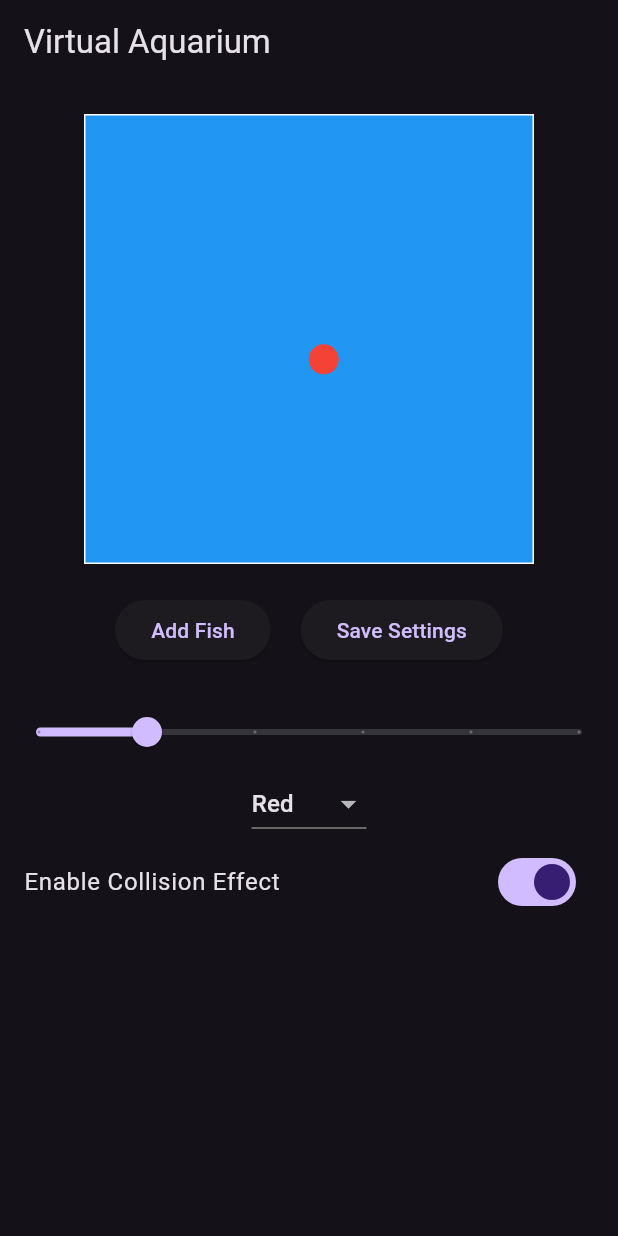
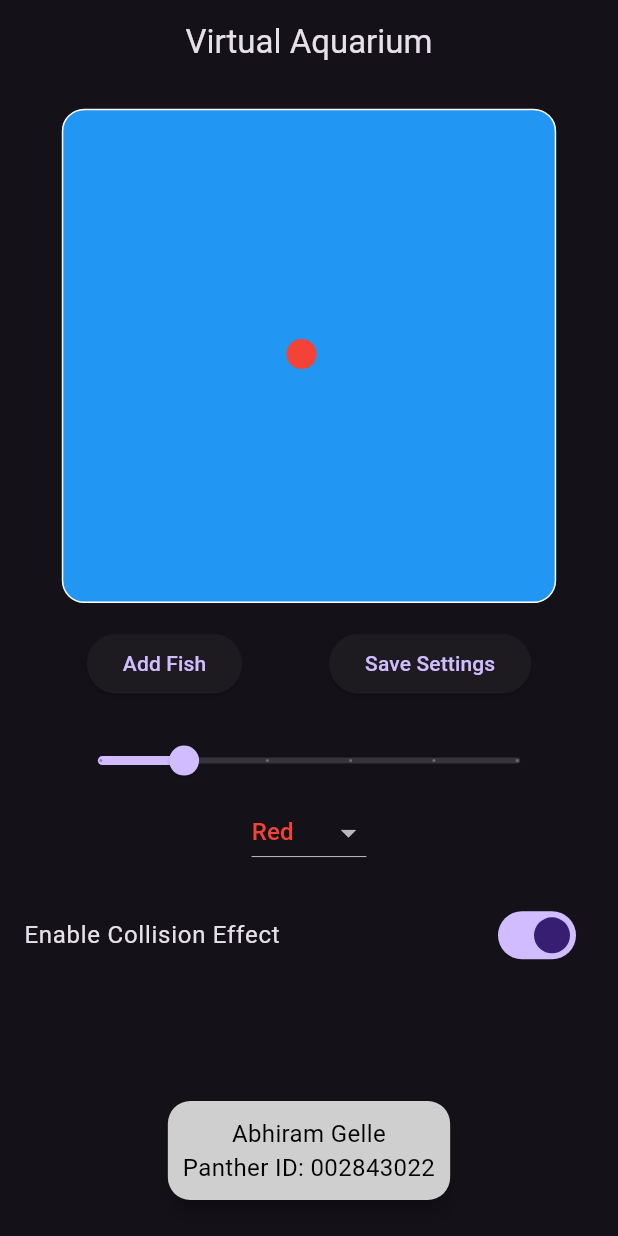
Before and after one commit to abhiramgelle1/AquariumFishTask-ClassWork05, a Flutter app: the screen it shows after launch, after a tap on "Add Fish", on a phone screen of 412 x 824 dp. Run offline on Flutter 3.47's test engine with Material 3 defaults, Android fonts, the phone set to English and light mode, and no system bars; our stand-ins replace sqflite; accounts and stored records are empty.

Commit message:
Added my pnather details and ensured databse operations

```diff
--- a/lib/aquarium.dart
+++ b/lib/aquarium.dart
@@ -1,6 +1,7 @@
 import 'package:flutter/material.dart';
 import 'dart:math';
 import 'fish.dart';
+import 'database_helper.dart'; // Import the database helper
 
 class AquariumScreen extends StatefulWidget {
   @override
@@ -16,9 +17,19 @@ class _AquariumScreenState extends State<AquariumScreen>
 
   late AnimationController _controller;
 
+  // Available color options and their names
+  final Map<Color, String> colorOptions = {
+    Colors.red: "Red",
+    Colors.green: "Green",
+    Colors.yellow: "Yellow",
+    Colors.orange: "Orange",
+    Colors.purple: "Purple"
+  };
+
   @override
   void initState() {
     super.initState();
+    _loadSavedSettings(); // Load settings from the database on startup
     _controller = AnimationController(
       duration: const Duration(seconds: 2),
       vsync: this,
@@ -32,11 +43,37 @@ class _AquariumScreenState extends State<AquariumScreen>
     super.dispose();
   }
 
+  // Function to load saved settings from the database
+  Future<void> _loadSavedSettings() async {
+    final settings = await DatabaseHelper.loadSettings();
+    setState(() {
+      selectedSpeed = settings['speed'];
+      selectedColor = Color(settings['color']); // Load saved color
+      // If the saved color is not in the dropdown options, fallback to red
+      if (!_colorInDropdown(selectedColor)) {
+        selectedColor = Colors.red;
+      }
+      int fishCount = settings['fishCount'];
+
+      // Add fish based on the saved count
+      for (int i = 0; i < fishCount; i++) {
+        fishList.add(Fish(color: selectedColor, speed: selectedSpeed));
+      }
+    });
+  }
+
+  // Save current settings to the database
+  Future<void> _saveSettings() async {
+    await DatabaseHelper.saveSettings(
+        fishList.length, selectedSpeed, selectedColor.value);
+  }
+
   // Add fish to the aquarium
   void _addFish() {
     if (fishList.length < 10) {
       setState(() {
         fishList.add(Fish(color: selectedColor, speed: selectedSpeed));
+        _saveSettings(); // Save settings when adding a fish
       });
     }
   }
@@ -76,75 +113,115 @@ class _AquariumScreenState extends State<AquariumScreen>
     }
   }
 
+  // Helper function to check if the color exists in the dropdown options
+  bool _colorInDropdown(Color color) {
+    return colorOptions.keys.contains(color);
+  }
+
   @override
   Widget build(BuildContext context) {
+    // Get screen size for responsiveness
+    double screenWidth = MediaQuery.of(context).size.width;
+    double screenHeight = MediaQuery.of(context).size.height;
+
     return Scaffold(
       appBar: AppBar(
-        title: Text('Virtual Aquarium'),
+        title: Center(
+          child: Text('Virtual Aquarium'),
         ),
-      body: Column(
+      ),
+      body: Stack(
         children: [
-          SizedBox(height: 20),
+          Column(
+            children: [
+              SizedBox(
+                  height: screenHeight * 0.02), // Responsive space at the top
+
               // Container that represents the aquarium
-          Container(
-            width: 300,
-            height: 300,
+              Center(
+                child: Container(
+                  width: screenWidth * 0.8, // 80% of the screen width
+                  height: screenHeight * 0.4, // 40% of the screen height
                   decoration: BoxDecoration(
                     color: Colors.blue, // Set the aquarium background to blue
                     border: Border.all(color: Colors.white),
+                    borderRadius:
+                        BorderRadius.circular(15), // Rounded edges for aquarium
                   ),
                   child: Stack(
                     children: fishList.map((fish) => fish.buildFish()).toList(),
                   ),
                 ),
-          SizedBox(height: 20),
-          // Buttons to add fish and save settings
+              ),
+
+              SizedBox(height: screenHeight * 0.02), // Space after the aquarium
+
+              // Buttons and settings
               Row(
-            mainAxisAlignment: MainAxisAlignment.center,
+                mainAxisAlignment: MainAxisAlignment.spaceEvenly,
                 children: [
                   ElevatedButton(
                     onPressed: _addFish,
                     child: Text('Add Fish'),
                   ),
-              SizedBox(width: 20),
                   ElevatedButton(
-                onPressed: () {
-                  // Save settings to local storage (to be implemented)
-                },
+                    onPressed: _saveSettings,
                     child: Text('Save Settings'),
                   ),
                 ],
               ),
-          SizedBox(height: 20),
+
+              SizedBox(height: screenHeight * 0.02), // Space after buttons
+
               // Slider to control fish speed
-          Slider(
+              Padding(
+                padding: EdgeInsets.symmetric(
+                    horizontal:
+                        screenWidth * 0.1), // Padding based on screen width
+                child: Slider(
                   value: selectedSpeed,
                   onChanged: (newSpeed) {
                     setState(() {
                       selectedSpeed = newSpeed;
                     });
+                    _saveSettings(); // Save settings when speed changes
                   },
                   min: 0.5,
                   max: 3.0,
                   divisions: 5,
                   label: '$selectedSpeed',
                 ),
-          // Dropdown to select fish color excluding blue (to avoid blending with the background)
-          DropdownButton<Color>(
-            value: selectedColor,
-            items: [
-              DropdownMenuItem(value: Colors.red, child: Text("Red")),
-              DropdownMenuItem(value: Colors.green, child: Text("Green")),
-              DropdownMenuItem(value: Colors.yellow, child: Text("Yellow")),
-              DropdownMenuItem(value: Colors.orange, child: Text("Orange")),
-              DropdownMenuItem(value: Colors.purple, child: Text("Purple")),
-            ],
+              ),
+
+              // Dropdown to select fish color with proper names
+              Padding(
+                padding: EdgeInsets.symmetric(
+                    horizontal:
+                        screenWidth * 0.1), // Padding based on screen width
+                child: DropdownButton<Color>(
+                  value:
+                      selectedColor, // Ensure selectedColor matches one of the items below
+                  items: colorOptions.keys.map((Color color) {
+                    return DropdownMenuItem<Color>(
+                      value: color,
+                      child: Text(
+                        colorOptions[color] ?? 'Unknown',
+                        style: TextStyle(color: color),
+                      ),
+                    );
+                  }).toList(),
                   onChanged: (color) {
                     setState(() {
-                selectedColor = color!;
+                      selectedColor = color ??
+                          Colors.red; // Default to red if color is null
                     });
+                    _saveSettings(); // Save settings when color changes
                   },
                 ),
+              ),
+
+              SizedBox(height: screenHeight * 0.02), // Space after dropdown
+
               // Toggle switch for enabling/disabling collision effect
               SwitchListTile(
                 title: Text('Enable Collision Effect'),
@@ -157,6 +234,35 @@ class _AquariumScreenState extends State<AquariumScreen>
               ),
             ],
           ),
+
+          // Name and Panther ID centered at the bottom in a small rounded card
+          Align(
+            alignment: Alignment.bottomCenter,
+            child: Padding(
+              padding: const EdgeInsets.all(20.0),
+              child: Card(
+                shape: RoundedRectangleBorder(
+                  borderRadius: BorderRadius.circular(15.0),
+                ),
+                color: Colors.white
+                    .withOpacity(0.8), // Slightly transparent background
+                elevation: 5,
+                child: Padding(
+                  padding: const EdgeInsets.all(10.0),
+                  child: Text(
+                    'Abhiram Gelle\nPanther ID: 002843022',
+                    textAlign: TextAlign.center,
+                    style: TextStyle(
+                      fontSize: 16,
+                      color: Colors.black,
+                    ),
+                  ),
+                ),
+              ),
+            ),
+          ),
+        ],
+      ),
     );
   }
 }
--- /dev/null
+++ b/lib/database_helper.dart
@@ -0,0 +1,43 @@
+import 'package:sqflite/sqflite.dart';
+import 'package:path/path.dart';
+
+class DatabaseHelper {
+  static Future<Database> database() async {
+    return openDatabase(
+      join(await getDatabasesPath(), 'aquarium.db'),
+      onCreate: (db, version) {
+        return db.execute(
+          "CREATE TABLE settings(id INTEGER PRIMARY KEY, fishCount INTEGER, speed REAL, color INTEGER)",
+        );
+      },
+      version: 1,
+    );
+  }
+
+  static Future<void> saveSettings(
+      int fishCount, double speed, int color) async {
+    final db = await database();
+    await db.insert(
+      'settings',
+      {'id': 1, 'fishCount': fishCount, 'speed': speed, 'color': color},
+      conflictAlgorithm: ConflictAlgorithm.replace,
+    );
+  }
+
+  static Future<Map<String, dynamic>> loadSettings() async {
+    final db = await database();
+    final List<Map<String, dynamic>> maps =
+        await db.query('settings', where: 'id = ?', whereArgs: [1]);
+
+    if (maps.isNotEmpty) {
+      return maps.first;
+    } else {
+      // Default settings if nothing is saved
+      return {
+        'fishCount': 0,
+        'speed': 1.0,
+        'color': 0xFFFF0000
+      }; // Default to red
+    }
+  }
+}
```
Lines whose indentation alone changed are shown as unchanged.
